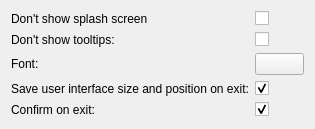
The window that Base/QTGUI/Resources/UI/qSlicerSettingsPanel.ui (gezidan/Slicer) describes before a commit, drawn with Qt 5.
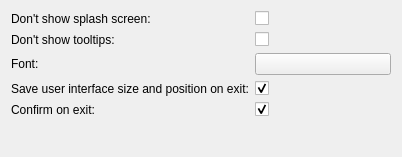
The same window after the commit. Custom widgets are drawn as their Qt base class.

Commit message: STYLE: Typo in the Application Settings

```diff
--- a/Base/QTGUI/Resources/UI/qSlicerSettingsPanel.ui
+++ b/Base/QTGUI/Resources/UI/qSlicerSettingsPanel.ui
@@ -6,8 +6,8 @@
    <rect>
     <x>0</x>
     <y>0</y>
-    <width>315</width>
-    <height>129</height>
+    <width>402</width>
+    <height>157</height>
    </rect>
   </property>
   <property name="windowTitle">
@@ -31,7 +31,7 @@
    <item row="2" column="0">
     <widget class="QLabel" name="ShowSplashScreenLabel">
      <property name="text">
-      <string>Don't show splash screen</string>
+      <string>Don't show splash screen:</string>
      </property>
     </widget>
    </item>
```
